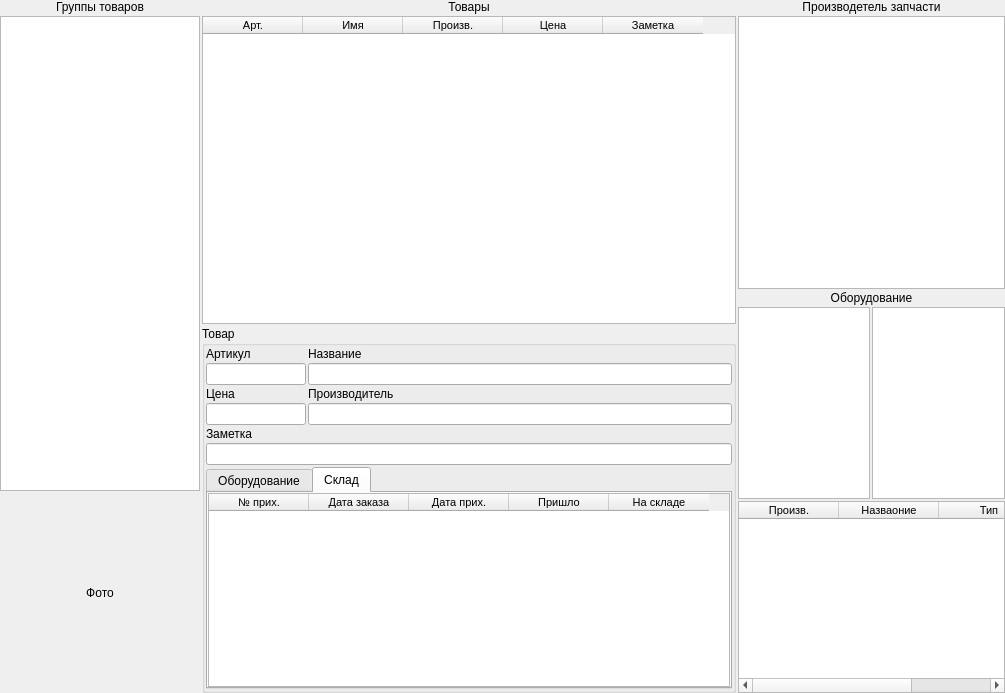
The window that ui/product_catalog.ui (Meller008/kara) describes before a commit, drawn with Qt 5.
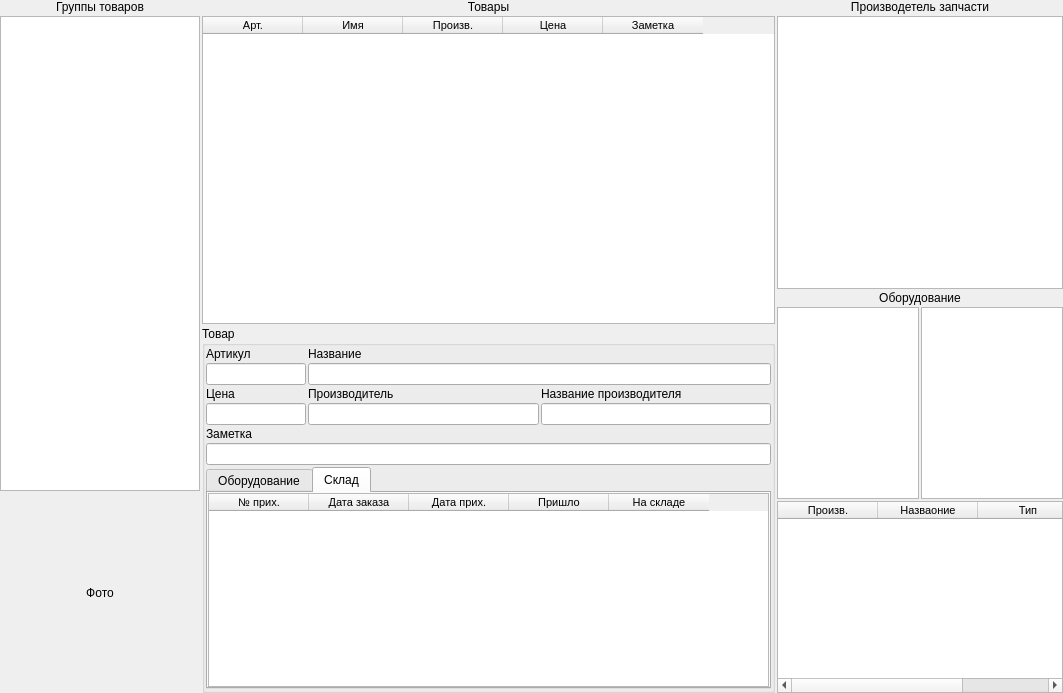
The same window after the commit.

```diff
--- a/ui/product_catalog.ui
+++ b/ui/product_catalog.ui
@@ -6,7 +6,7 @@
    <rect>
     <x>0</x>
     <y>0</y>
-    <width>1005</width>
+    <width>1063</width>
     <height>693</height>
    </rect>
   </property>
@@ -189,13 +189,10 @@
              <property name="spacing">
               <number>2</number>
              </property>
-             <item row="1" column="0">
-              <widget class="QLineEdit" name="le_article">
-               <property name="maximumSize">
-                <size>
-                 <width>100</width>
-                 <height>16777215</height>
-                </size>
+             <item row="3" column="1">
+              <widget class="QLineEdit" name="le_manufacturer">
+               <property name="readOnly">
+                <bool>true</bool>
                </property>
               </widget>
              </item>
@@ -206,6 +203,16 @@
                </property>
               </widget>
              </item>
+             <item row="1" column="0">
+              <widget class="QLineEdit" name="le_article">
+               <property name="maximumSize">
+                <size>
+                 <width>100</width>
+                 <height>16777215</height>
+                </size>
+               </property>
+              </widget>
+             </item>
              <item row="2" column="1">
               <widget class="QLabel" name="label_17">
                <property name="text">
@@ -213,20 +220,6 @@
                </property>
               </widget>
              </item>
-             <item row="1" column="1">
-              <widget class="QLineEdit" name="le_name">
-               <property name="readOnly">
-                <bool>true</bool>
-               </property>
-              </widget>
-             </item>
-             <item row="4" column="0" colspan="2">
-              <widget class="QLabel" name="label_18">
-               <property name="text">
-                <string>Заметка</string>
-               </property>
-              </widget>
-             </item>
              <item row="3" column="0">
               <widget class="QLineEdit" name="le_price">
                <property name="maximumSize">
@@ -240,20 +233,6 @@
                </property>
               </widget>
              </item>
-             <item row="0" column="1">
-              <widget class="QLabel" name="label_19">
-               <property name="text">
-                <string>Название</string>
-               </property>
-              </widget>
-             </item>
-             <item row="3" column="1">
-              <widget class="QLineEdit" name="le_manufacturer">
-               <property name="readOnly">
-                <bool>true</bool>
-               </property>
-              </widget>
-             </item>
              <item row="0" column="0">
               <widget class="QLabel" name="label_20">
                <property name="text">
@@ -261,13 +240,44 @@
                </property>
               </widget>
              </item>
-             <item row="5" column="0" colspan="2">
+             <item row="2" column="2">
+              <widget class="QLabel" name="label">
+               <property name="text">
+                <string>Название производителя</string>
+               </property>
+              </widget>
+             </item>
+             <item row="1" column="1" colspan="2">
+              <widget class="QLineEdit" name="le_name">
+               <property name="readOnly">
+                <bool>false</bool>
+               </property>
+              </widget>
+             </item>
+             <item row="0" column="1" colspan="2">
+              <widget class="QLabel" name="label_19">
+               <property name="text">
+                <string>Название</string>
+               </property>
+              </widget>
+             </item>
+             <item row="5" column="0" colspan="3">
               <widget class="QLineEdit" name="le_note">
                <property name="readOnly">
                 <bool>true</bool>
                </property>
               </widget>
              </item>
+             <item row="4" column="0" colspan="3">
+              <widget class="QLabel" name="label_18">
+               <property name="text">
+                <string>Заметка</string>
+               </property>
+              </widget>
+             </item>
+             <item row="3" column="2">
+              <widget class="QLineEdit" name="le_manufacturer_name"/>
+             </item>
             </layout>
            </item>
            <item row="1" column="0">
```
Left out of the diff: 34 changed lines with no effect on the pictures.
